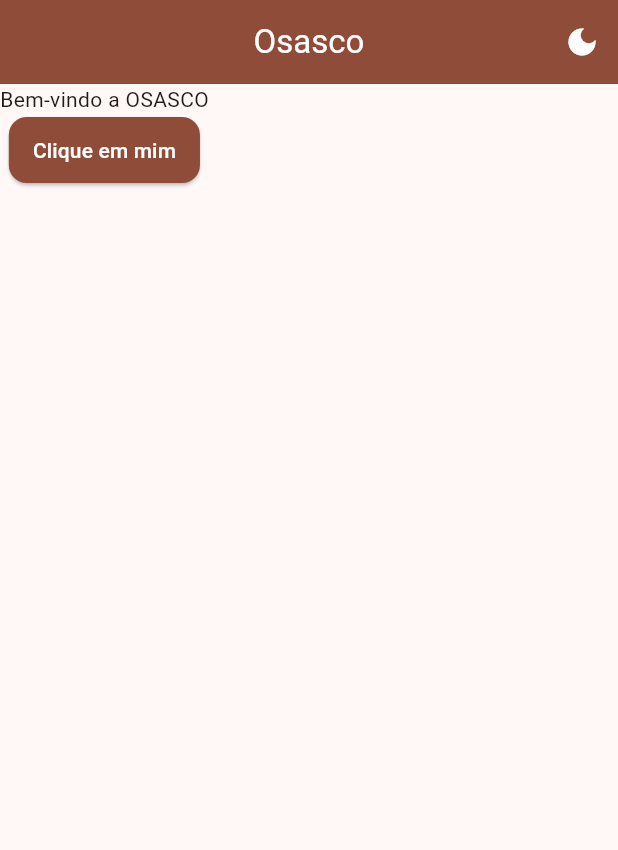
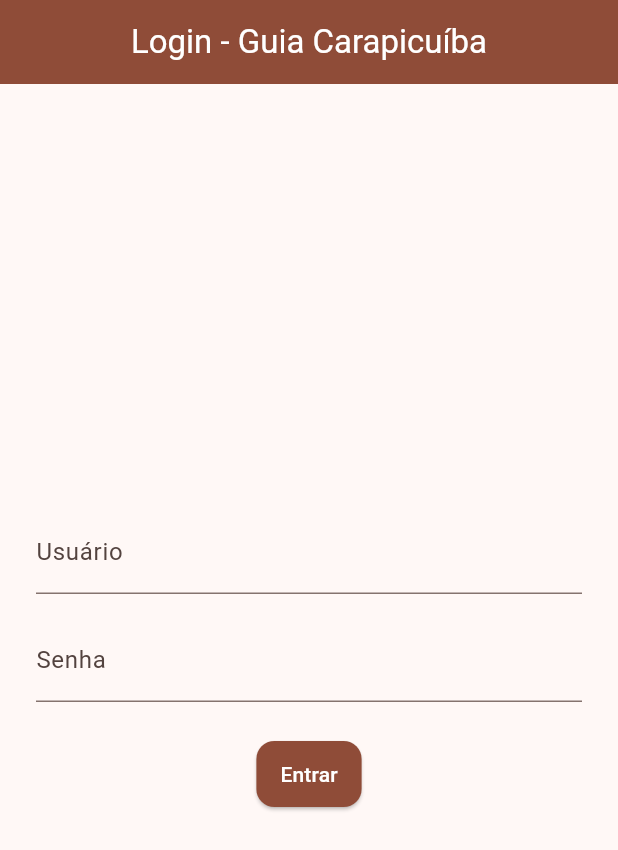
Before and after one commit to yagoriberodev/Guia_turismo, a Flutter app: the screen it shows after launch, on a phone screen of 412 x 824 dp. Shown: the top 850 px of the screen. Run offline on Flutter 3.47's test engine with Material 3 defaults, Android fonts, the phone set to English and light mode, and no system bars.

Commit message:
Guia de turismo Carapicuiba com login

```diff
--- a/lib/screens/home_screen.dart
+++ b/lib/screens/home_screen.dart
@@ -9,33 +9,37 @@ class HomeScreen extends StatefulWidget {
 }
 
 class _HomeScreenState extends State<HomeScreen> {
+  final pontosTuristicos = [
+    "Parque Ecológico Vila dos Remédios",
+    "Igreja Matriz de Carapicuíba",
+    "Aldeia de Carapicuíba (patrimônio histórico)",
+    "Estádio Municipal José Liberatti",
+  ];
+
   @override
   Widget build(BuildContext context) {
     return Scaffold(
       appBar: AppBar(
-        title: Text("Osasco"),
+        title: Text("Guia de Turismo - Carapicuíba"),
         actions: [
           IconButton(
-          onPressed: () => widget.alterarTema(),
-          icon:Icon(Icons.dark_mode))
-        ],//botão no canto superior direito do app
-      ),
-      body: Column(
-        children: [
-          Text("Bem-vindo a OSASCO"),
-          ElevatedButton(
-            onPressed: (){
-              debugPrint("Botão clicado");
-            },
-            child: Text("Clique em mim"),
+            onPressed: () => widget.alterarTema(),
+            icon: Icon(Icons.dark_mode),
           ),
         ],
       ),
-      // drawer: ,
-      // endDrawer: ,
-      // floatingActionButton: ,
-      // bottomNavigationBar: ,
-
+      body: ListView.builder(
+        itemCount: pontosTuristicos.length,
+        itemBuilder: (context, indice) {
+          return Card(
+            margin: EdgeInsets.symmetric(horizontal: 16, vertical: 8),
+            child: ListTile(
+              leading: Icon(Icons.location_on),
+              title: Text(pontosTuristicos[indice]),
+            ),
+          );
+        },
+      ),
     );
   }
 }
--- /dev/null
+++ b/lib/screens/login_screen.dart
@@ -0,0 +1,46 @@
+import 'package:flutter/material.dart';
+
+class LoginScreen extends StatefulWidget {
+  final VoidCallback aoLogar;
+  const LoginScreen({super.key, required this.aoLogar});
+
+  @override
+  State<LoginScreen> createState() => _LoginScreenState();
+}
+
+class _LoginScreenState extends State<LoginScreen> {
+  final usuarioController = TextEditingController();
+  final senhaController = TextEditingController();
+
+  @override
+  Widget build(BuildContext context) {
+    return Scaffold(
+      appBar: AppBar(title: Text("Login - Guia Carapicuíba")),
+      body: Padding(
+        padding: EdgeInsets.all(24),
+        child: Column(
+          mainAxisAlignment: MainAxisAlignment.center,
+          children: [
+            TextField(
+              controller: usuarioController,
+              decoration: InputDecoration(labelText: "Usuário"),
+            ),
+            SizedBox(height: 16),
+            TextField(
+              controller: senhaController,
+              decoration: InputDecoration(labelText: "Senha"),
+              obscureText: true,
+            ),
+            SizedBox(height: 24),
+            ElevatedButton(
+              onPressed: () {
+                widget.aoLogar();
+              },
+              child: Text("Entrar"),
+            ),
+          ],
+        ),
+      ),
+    );
+  }
+}
--- a/lib/screens/splash_screen.dart
+++ b/lib/screens/splash_screen.dart
@@ -1,5 +1,6 @@
 import 'package:flutter/material.dart';
 import 'package:projeto_retorno/screens/home_screen.dart';
+import 'package:projeto_retorno/screens/login_screen.dart';
 import 'package:projeto_retorno/themes/app_theme.dart';
 
 class SplashScreen extends StatefulWidget {
@@ -11,25 +12,31 @@ class SplashScreen extends StatefulWidget {
 
 class _SplashScreenState extends State<SplashScreen> {
   ThemeMode temaAtual = ThemeMode.light;
+  bool logado = false;
 
-  void alterarTema(){
+  void alterarTema() {
     setState(() {
-      temaAtual = temaAtual == ThemeMode.light ? ThemeMode.dark : ThemeMode.light;
+      temaAtual = temaAtual == ThemeMode.light
+          ? ThemeMode.dark
+          : ThemeMode.light;
+    });
+  }
+
+  void fazerLogin() {
+    setState(() {
+      logado = true;
     });
   }
 
   @override
   Widget build(BuildContext context) {
     return MaterialApp(
-      // home: HomeScreen(),//CamelCase
       theme: AppTheme.lightTheme(),
       darkTheme: AppTheme.darkTheme(),
-      themeMode:  temaAtual,
-      initialRoute: '/',
-      routes: {
-        '/': (context) => HomeScreen(alterarTema: alterarTema),
-        // 'lugares': (context) = LugaresScreen(),
-      },
+      themeMode: temaAtual,
+      home: logado
+          ? HomeScreen(alterarTema: alterarTema) // se logado for true
+          : LoginScreen(aoLogar: fazerLogin), // se logado for false
     );
   }
 }
```
Also changed, not shown: pubspec.lock.
